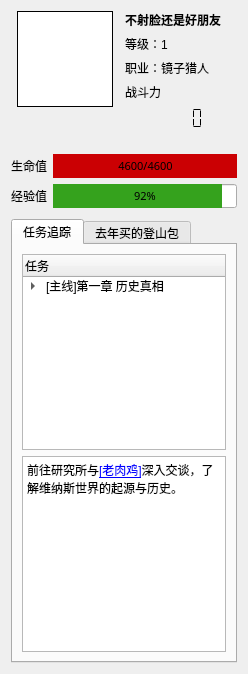
AngryPowman/Coeus, file src/coeus/coeus_client_qt/game_statusbar_widget.ui: the form before one commit.
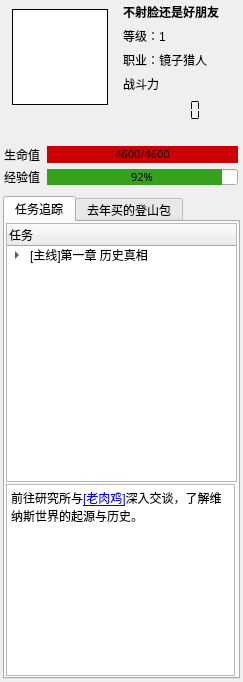
The form after the commit. Icons and pictures are not drawn.

Patch:
```diff
--- a/src/coeus/coeus_client_qt/game_statusbar_widget.ui
+++ b/src/coeus/coeus_client_qt/game_statusbar_widget.ui
@@ -6,36 +6,51 @@
    <rect>
     <x>0</x>
     <y>0</y>
-    <width>248</width>
-    <height>674</height>
+    <width>243</width>
+    <height>682</height>
    </rect>
   </property>
   <property name="sizePolicy">
-   <sizepolicy hsizetype="Maximum" vsizetype="Fixed">
+   <sizepolicy hsizetype="Fixed" vsizetype="Expanding">
     <horstretch>0</horstretch>
     <verstretch>0</verstretch>
    </sizepolicy>
   </property>
   <property name="minimumSize">
    <size>
-    <width>248</width>
-    <height>0</height>
+    <width>243</width>
+    <height>682</height>
    </size>
   </property>
   <property name="maximumSize">
    <size>
-    <width>248</width>
+    <width>243</width>
     <height>16777215</height>
    </size>
   </property>
   <property name="windowTitle">
    <string>Form</string>
   </property>
-  <layout class="QVBoxLayout" name="verticalLayout_6">
+  <layout class="QVBoxLayout" name="verticalLayout_5">
+   <property name="leftMargin">
+    <number>3</number>
+   </property>
+   <property name="topMargin">
+    <number>3</number>
+   </property>
+   <property name="rightMargin">
+    <number>3</number>
+   </property>
+   <property name="bottomMargin">
+    <number>3</number>
+   </property>
    <item>
     <layout class="QHBoxLayout" name="horizontalLayout_4">
      <item>
       <layout class="QVBoxLayout" name="verticalLayout_3">
+       <property name="topMargin">
+        <number>6</number>
+       </property>
        <item alignment="Qt::AlignTop">
         <widget class="QGraphicsView" name="graphicsGravatar">
          <property name="sizePolicy">
@@ -240,12 +255,10 @@
     </spacer>
    </item>
    <item>
-    <layout class="QVBoxLayout" name="verticalLayout_5">
-     <item>
       <layout class="QVBoxLayout" name="verticalLayout_2">
        <item>
-        <layout class="QHBoxLayout" name="horizontalLayout_3">
-         <item>
+      <layout class="QGridLayout" name="gridLayout">
+       <item row="0" column="0">
           <widget class="QLabel" name="label_12">
            <property name="sizePolicy">
             <sizepolicy hsizetype="Fixed" vsizetype="Fixed">
@@ -267,7 +280,7 @@
            </property>
           </widget>
          </item>
-         <item>
+       <item row="0" column="1">
           <widget class="QProgressBar" name="progressHp">
            <property name="sizePolicy">
             <sizepolicy hsizetype="Expanding" vsizetype="Fixed">
@@ -275,6 +288,18 @@
              <verstretch>0</verstretch>
             </sizepolicy>
            </property>
+         <property name="minimumSize">
+          <size>
+           <width>191</width>
+           <height>17</height>
+          </size>
+         </property>
+         <property name="maximumSize">
+          <size>
+           <width>191</width>
+           <height>17</height>
+          </size>
+         </property>
            <property name="font">
             <font>
              <family>微软雅黑</family>
@@ -314,8 +339,8 @@
         </layout>
        </item>
        <item>
-        <layout class="QHBoxLayout" name="horizontalLayout_5">
-         <item>
+      <layout class="QGridLayout" name="gridLayout_2">
+       <item row="0" column="0">
           <widget class="QLabel" name="label_10">
            <property name="sizePolicy">
             <sizepolicy hsizetype="Fixed" vsizetype="Fixed">
@@ -337,8 +362,14 @@
            </property>
           </widget>
          </item>
-         <item>
+       <item row="0" column="1">
           <widget class="QProgressBar" name="progressExp">
+         <property name="maximumSize">
+          <size>
+           <width>191</width>
+           <height>16</height>
+          </size>
+         </property>
            <property name="font">
             <font>
              <family>微软雅黑</family>
@@ -398,8 +429,6 @@
        </property>
       </spacer>
      </item>
-    </layout>
-   </item>
    <item>
     <widget class="QTabWidget" name="tabWidget">
      <property name="sizePolicy">
@@ -416,6 +445,21 @@
        <string>任务追踪</string>
       </attribute>
       <layout class="QVBoxLayout" name="verticalLayout_4">
+       <property name="spacing">
+        <number>2</number>
+       </property>
+       <property name="leftMargin">
+        <number>1</number>
+       </property>
+       <property name="topMargin">
+        <number>1</number>
+       </property>
+       <property name="rightMargin">
+        <number>1</number>
+       </property>
+       <property name="bottomMargin">
+        <number>1</number>
+       </property>
        <item>
         <widget class="QTreeWidget" name="treeWidget">
          <column>
@@ -448,11 +492,17 @@
        <item>
         <widget class="QTextBrowser" name="textBrowser">
          <property name="sizePolicy">
-          <sizepolicy hsizetype="Expanding" vsizetype="Expanding">
+          <sizepolicy hsizetype="Expanding" vsizetype="Fixed">
            <horstretch>0</horstretch>
            <verstretch>0</verstretch>
           </sizepolicy>
          </property>
+         <property name="maximumSize">
+          <size>
+           <width>229</width>
+           <height>219</height>
+          </size>
+         </property>
          <property name="tabChangesFocus">
           <bool>true</bool>
          </property>
```
Lines whose indentation alone changed are shown as unchanged.
